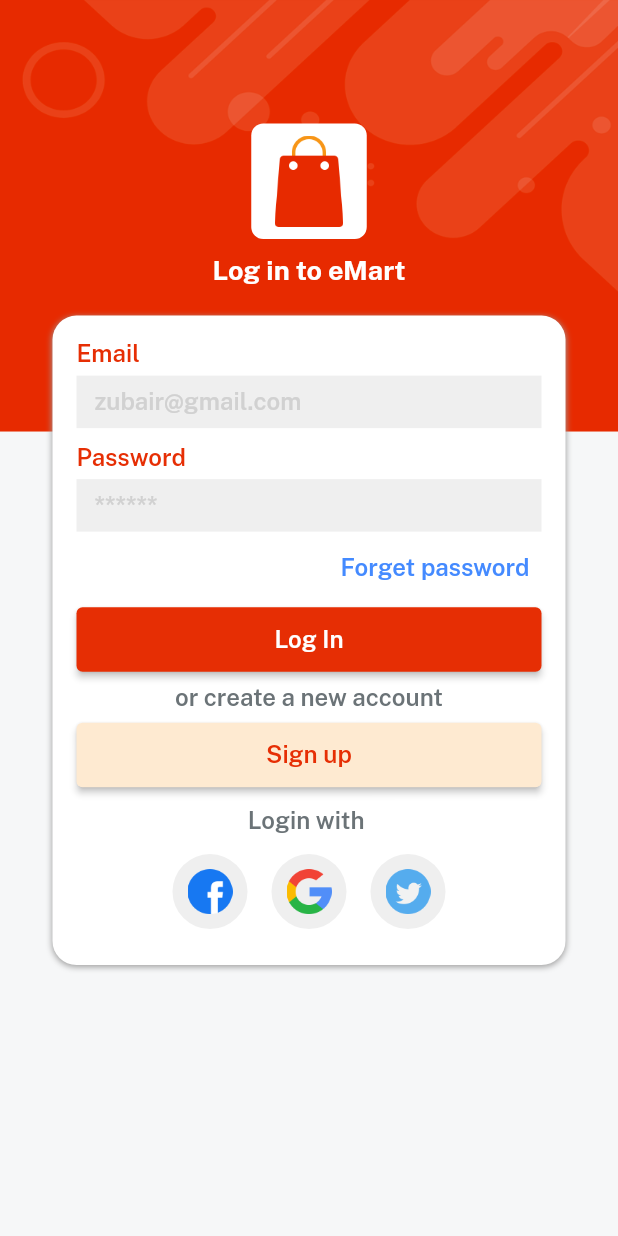
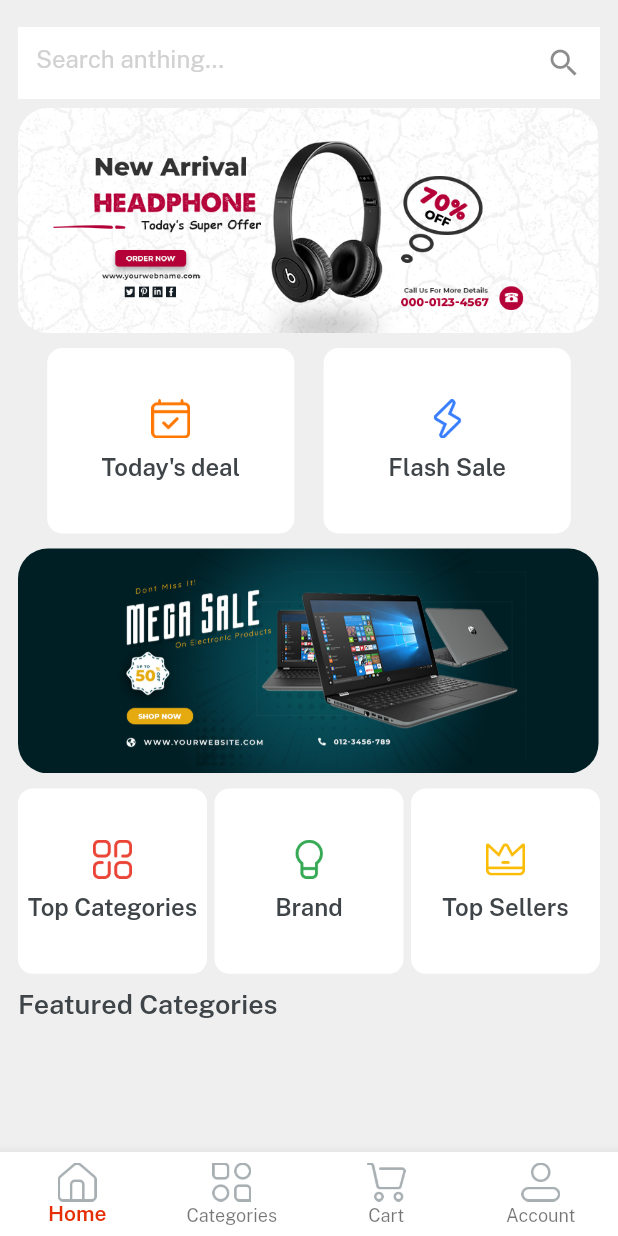
Before and after one commit to ZubairKhan94049/eMart-eCommerce-APP, a Flutter app: the screen it shows after launch, after a tap on "Log In", on a phone screen of 412 x 824 dp. Run offline on Flutter 3.47's test engine with Material 2 defaults, Android fonts, the phone set to English and light mode, and no system bars; our stand-ins replace get.

Commit message:
navigation screen with home screen 80% done UI only

```diff
--- /dev/null
+++ b/lib/controller/navigation_screen_controller.dart
@@ -0,0 +1,6 @@
+import 'package:get/get.dart';
+
+class NavigationScreenController extends GetxController{
+  //
+   var currentNavIndex = 0.obs;
+}
--- a/lib/main.dart
+++ b/lib/main.dart
@@ -19,7 +19,7 @@ class MyApp extends StatelessWidget {
   Widget build(BuildContext context) {
     return GestureDetector(
       onTap: () {
-        FocusScope.of(context).unfocus();
+       FocusManager.instance.primaryFocus?.unfocus();
       },
       child: GetMaterialApp(
         debugShowCheckedModeBanner: false ,
--- a/lib/views/auth_screens/login_screen.dart
+++ b/lib/views/auth_screens/login_screen.dart
@@ -1,6 +1,7 @@
 import 'package:e_commerce/consts/consts.dart';
 import 'package:e_commerce/consts/lists.dart';
 import 'package:e_commerce/views/auth_screens/signup_screen.dart';
+import 'package:e_commerce/views/navigation_screen/navigation_screen.dart';
 import 'package:e_commerce/widget_common/applogo_widget.dart';
 import 'package:e_commerce/widget_common/bg_widget.dart';
 import 'package:e_commerce/widget_common/largetext_widget.dart';
@@ -76,7 +77,7 @@ class LoginScreen extends StatelessWidget {
                       bgColor: redColor,
                       titleColor: whiteColor,
                       onPress: () {
-                        // Get.to(() => const SignupScreen());
+                        Get.to(() => const NavigationScreen());
                       },
                     ),
                   ),
--- a/lib/views/auth_screens/signup_screen.dart
+++ b/lib/views/auth_screens/signup_screen.dart
@@ -82,7 +82,7 @@ class _SignupScreenState extends State<SignupScreen> {
                   Row(
                     children: [
                       Checkbox(
-                          checkColor: redColor,
+                          activeColor: redColor,
                           value: isCheck,
                           onChanged: (val) {
                             setState(() {
@@ -130,7 +130,7 @@ class _SignupScreenState extends State<SignupScreen> {
                     width: size.width - 50,
                     child: customButton(
                       title: "Sign up",
-                      bgColor: redColor,
+                      bgColor: isCheck == true ?  redColor  : lightGrey,
                       titleColor: whiteColor,
                       onPress: () {},
                     ),
--- /dev/null
+++ b/lib/views/navigation_screen/cart_screen/cart_screen.dart
@@ -0,0 +1,14 @@
+import 'package:e_commerce/consts/consts.dart';
+
+class CartScreen extends StatelessWidget {
+  const CartScreen({super.key});
+
+  @override
+  Widget build(BuildContext context) {
+    return Scaffold(
+      body: Container(
+        color: Colors.purple,
+      ),
+    );
+  }
+}
--- /dev/null
+++ b/lib/views/navigation_screen/category_screen/category_screen.dart
@@ -0,0 +1,14 @@
+import 'package:e_commerce/consts/consts.dart';
+
+class CategoryScreen extends StatelessWidget {
+  const CategoryScreen({super.key});
+
+  @override
+  Widget build(BuildContext context) {
+    return  Scaffold(
+      body: Container(
+        color: Colors.green,
+      ),
+    );
+  }
+}
--- /dev/null
+++ b/lib/views/navigation_screen/home_screen/home_screen.dart
@@ -0,0 +1,177 @@
+import 'package:e_commerce/consts/consts.dart';
+import 'package:e_commerce/widget_common/custom_icon_btn_widget.dart';
+import 'package:e_commerce/widget_common/largetext_widget.dart';
+
+class HomeScreen extends StatelessWidget {
+  const HomeScreen({super.key});
+
+  @override
+  Widget build(BuildContext context) {
+    var size = MediaQuery.of(context).size;
+    const brandsSlider = [
+      imgSlider1,
+      imgSlider2,
+      imgSlider3,
+      imgSlider4,
+    ];
+    const brandsSSlider = [
+      imgSs1,
+      imgSs2,
+      imgSs3,
+      imgSs4,
+    ];
+    return Scaffold(
+      body: Container(
+        padding: const EdgeInsets.only(top: 12, right: 12, left: 12),
+        color: lightGrey,
+        height: size.height,
+        width: size.width,
+        child: SafeArea(
+          child: Column(
+            children: [
+              Container(
+                color: lightGrey,
+                height: 60,
+                alignment: Alignment.center,
+                child: TextFormField(
+                  decoration: const InputDecoration(
+                    border: InputBorder.none,
+                    filled: true,
+                    fillColor: whiteColor,
+                    hintText: "Search anthing...",
+                    hintStyle: TextStyle(color: textfieldGrey),
+                    suffixIcon: Icon(Icons.search),
+                  ),
+                ),
+              ),
+              Expanded(
+                child: SingleChildScrollView(
+                  physics: const BouncingScrollPhysics(),
+                  child: Column(
+                    crossAxisAlignment: CrossAxisAlignment.start,
+                    children: [
+                      SizedBox(
+                        height: 150,
+                        child: ListView.builder(
+                          scrollDirection: Axis.horizontal,
+                          itemCount: brandsSlider.length,
+                          itemBuilder: (context, index) {
+                            return Container(
+                              width: size.width - 15,
+                              padding: const EdgeInsets.only(right: 10),
+                              child: ClipRRect(
+                                borderRadius: BorderRadius.circular(20),
+                                child: Image.asset(
+                                  brandsSlider[index],
+                                  fit: BoxFit.fitHeight,
+                                ),
+                              ),
+                            );
+                          },
+                        ),
+                      ),
+                      const SizedBox(
+                        height: 10,
+                      ),
+                      Row(
+                        mainAxisAlignment: MainAxisAlignment.spaceEvenly,
+                        children: [
+                          homeButton(
+                            height: size.height * 0.15,
+                            width: size.width / 2.5,
+                            icon: icTodaysDeal,
+                            title: "Today's deal",
+                          ),
+                          homeButton(
+                            height: size.height * 0.15,
+                            width: size.width / 2.5,
+                            icon: icFlashDeal,
+                            title: "Flash Sale",
+                          ),
+                        ],
+                      ),
+                      const SizedBox(
+                        height: 10,
+                      ),
+                      //  Second Slider
+                      SizedBox(
+                        height: 150,
+                        child: ListView.builder(
+                          scrollDirection: Axis.horizontal,
+                          itemCount: brandsSSlider.length,
+                          itemBuilder: (context, index) {
+                            return Container(
+                              width: size.width - 15,
+                              padding: const EdgeInsets.only(right: 10),
+                              child: ClipRRect(
+                                borderRadius: BorderRadius.circular(20),
+                                child: Image.asset(
+                                  brandsSSlider[index],
+                                  fit: BoxFit.fitHeight,
+                                ),
+                              ),
+                            );
+                          },
+                        ),
+                      ),
+
+                      const SizedBox(
+                        height: 10,
+                      ),
+
+                      Row(
+                        mainAxisAlignment: MainAxisAlignment.spaceEvenly,
+                        children: [
+                          Expanded(
+                            child: homeButton(
+                              height: size.height * 0.15,
+                              width: size.width / 3.5,
+                              icon: icTopCategories,
+                              title: "Top Categories",
+                            ),
+                          ),
+                          const SizedBox(
+                            width: 5,
+                          ),
+                          Expanded(
+                            child: homeButton(
+                              height: size.height * 0.15,
+                              width: size.width / 3.5,
+                              icon: icBrands,
+                              title: "Brand",
+                            ),
+                          ),
+                          const SizedBox(
+                            width: 5,
+                          ),
+                          Expanded(
+                            child: homeButton(
+                              height: size.height * 0.15,
+                              width: size.width / 3.5,
+                              icon: icTopSeller,
+                              title: "Top Sellers",
+                            ),
+                          ),
+                        ],
+                      ),
+                      const SizedBox(
+                        height: 10,
+                      ),
+                      const LargeText(
+                        text: "Featured Categories",
+                        fontFamily: semibold,
+                        fontSize: 18,
+                        color: darkFontGrey,
+                      ),
+
+                    ],
+                  ),
+                ),
+              )
+            ],
+          ),
+        ),
+      ),
+    );
+  }
+}
--- /dev/null
+++ b/lib/views/navigation_screen/navigation_screen.dart
@@ -0,0 +1,52 @@
+import 'package:e_commerce/consts/consts.dart';
+import 'package:e_commerce/controller/navigation_screen_controller.dart';
+import 'package:e_commerce/views/navigation_screen/cart_screen/cart_screen.dart';
+import 'package:e_commerce/views/navigation_screen/category_screen/category_screen.dart';
+import 'package:e_commerce/views/navigation_screen/home_screen/home_screen.dart';
+import 'package:e_commerce/views/navigation_screen/profile_screen/profile_screen.dart';
+import 'package:get/get.dart';
+
+class NavigationScreen extends StatelessWidget {
+  const NavigationScreen({super.key});
+
+  @override
+  Widget build(BuildContext context) {
+    ///init HomeScreenControoler
+    NavigationScreenController controller = Get.put(NavigationScreenController());
+
+    List<BottomNavigationBarItem> navItemList = [
+      BottomNavigationBarItem(
+          icon: Image.asset(icHome, width: 26), label: "Home"),
+      BottomNavigationBarItem(
+          icon: Image.asset(icCategories, width: 26), label: "Categories"),
+      BottomNavigationBarItem(
+          icon: Image.asset(icCart, width: 26), label: "Cart"),
+      BottomNavigationBarItem(
+          icon: Image.asset(icProfile, width: 26), label: "Account"),
+    ];
+
+    List<Widget> navBody = [
+      const HomeScreen(),
+      const CategoryScreen(),
+      const CartScreen(),
+      const ProfileScreen(),
+
+    ];
+    return Obx(
+      () => Scaffold(
+        body: navBody[controller.currentNavIndex.value],
+        bottomNavigationBar: BottomNavigationBar(
+          currentIndex: controller.currentNavIndex.value,
+          items: navItemList,
+          selectedItemColor: redColor,
+          selectedLabelStyle: const TextStyle(fontFamily: semibold),
+          type: BottomNavigationBarType.fixed,
+          backgroundColor: whiteColor,
+          onTap: (value) {
+            controller.currentNavIndex.value = value;
+          },
+        ),
+      ),
+    );
+  }
+}
--- /dev/null
+++ b/lib/views/navigation_screen/profile_screen/profile_screen.dart
@@ -0,0 +1,14 @@
+import 'package:e_commerce/consts/consts.dart';
+
+class ProfileScreen extends StatelessWidget {
+  const ProfileScreen({super.key});
+
+  @override
+  Widget build(BuildContext context) {
+    return  Scaffold(
+      body: Container(
+        color: Colors.cyan,
+      ),
+    );
+  }
+}
--- /dev/null
+++ b/lib/widget_common/custom_icon_btn_widget.dart
@@ -0,0 +1,36 @@
+import 'package:e_commerce/consts/consts.dart';
+import 'package:e_commerce/widget_common/smalltext_widget.dart';
+
+Widget homeButton({
+  double? height,
+  double? width,
+  String? title,
+  String? icon,
+  VoidCallback? onTap,
+}) {
+  return Container(
+    height: height,
+    width: width,
+    decoration: BoxDecoration(
+      borderRadius: BorderRadius.circular(10),
+      color: whiteColor,
+    ),
+    child: Column(
+      mainAxisAlignment: MainAxisAlignment.center,
+      children: [
+        Image.asset(
+          icon!,
+          width: 26,
+        ),
+        const SizedBox(
+          height: 10,
+        ),
+        SmallText(
+          text: title!,
+          family: semibold,
+          color: darkFontGrey,
+        ),
+      ],
+    ),
+  );
+}
```
